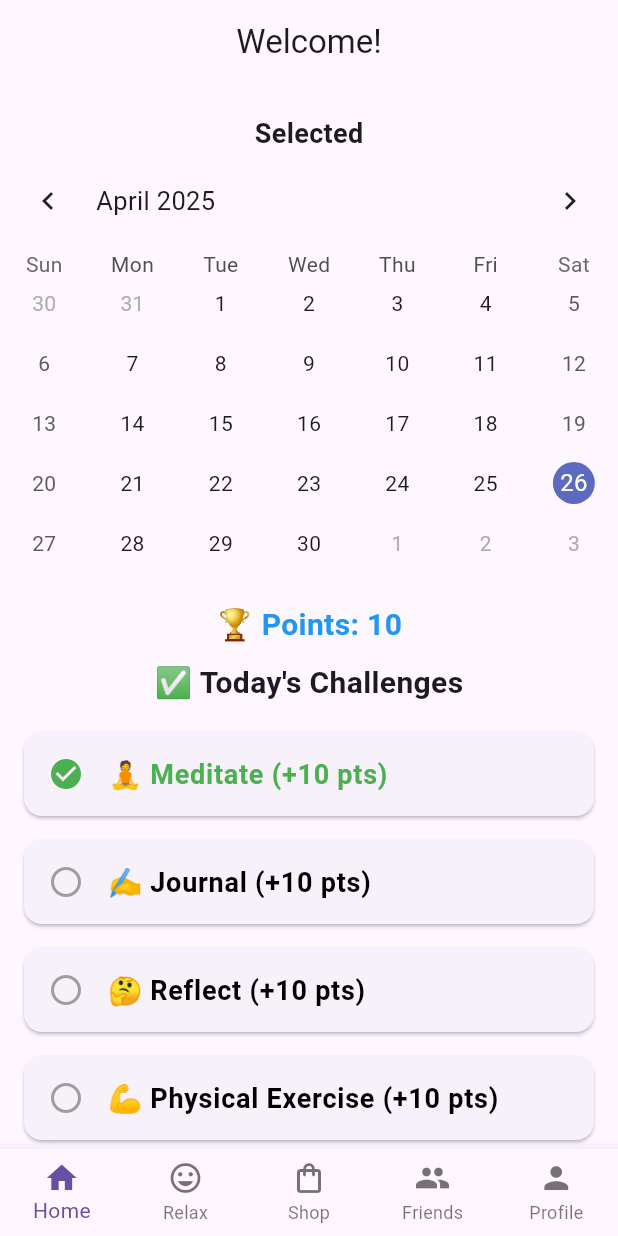
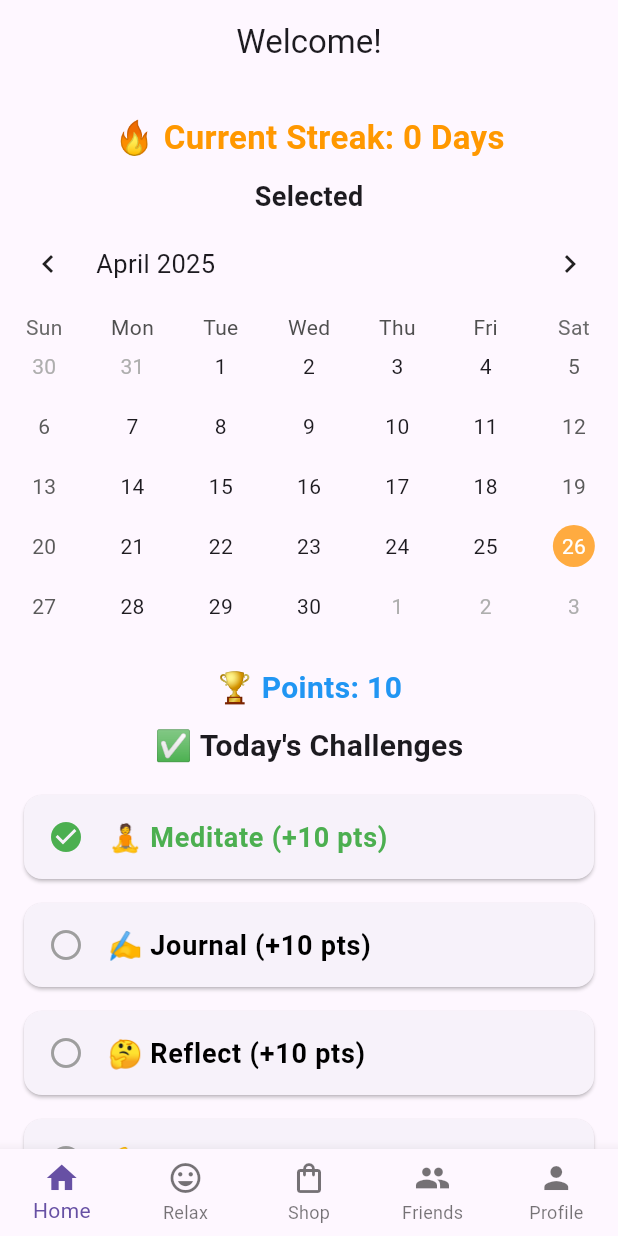
Before and after one commit to CSC-3380-Spring-2025/Team-15, a Flutter app: the MainScreen screen opened directly, after a tap on an icon or button, on a phone screen of 412 x 824 dp. Run offline on Flutter 3.47's test engine with Material 3 defaults, Android fonts, the phone set to English and light mode, and no system bars; drawn by our look-alikes of table_calendar; our stand-ins replace audioplayers, cloud_firestore, firebase_auth, firebase_core; accounts and stored records are empty.

Commit message:
Added streak counter to home page

```diff
--- a/fortis/lib/main.dart
+++ b/fortis/lib/main.dart
@@ -50,6 +50,8 @@ class _MainScreenState extends State<MainScreen> {
 
   int _totalPoints = 0;
   bool _isLoading = true;
+  Map<DateTime, bool> completedDays = {};
+  int _currentStreak = 0; // 🔥 Track streak
 
   @override
   void initState() {
@@ -60,6 +62,7 @@ class _MainScreenState extends State<MainScreen> {
   Future<void> _loadData() async {
     await _loadTotalPoints();
     await _loadChallengesForDate(today);
+    _calculateStreak(); // 🔥 Recalculate streak after loading
 
     setState(() {
       _isLoading = false;
@@ -87,8 +90,7 @@ class _MainScreenState extends State<MainScreen> {
       final user = _auth.currentUser;
       if (user != null) {
         String dateString = "${date.year}-${date.month}-${date.day}";
-        final doc =
-            await _firestore
+        final doc = await _firestore
             .collection('users')
             .doc(user.uid)
             .collection('dailyChallenges')
@@ -97,8 +99,15 @@ class _MainScreenState extends State<MainScreen> {
 
         if (doc.exists && doc.data() != null) {
           List<dynamic> challenges = doc.data()?['challenges'] ?? [];
+          bool dayCompleted = doc.data()?['dayCompleted'] ?? false;
+          DateTime normalizedDate = DateTime(date.year, date.month, date.day);
+
           setState(() {
             todayChallenges = List<Map<String, dynamic>>.from(challenges);
+            completedDays = {
+              ...completedDays,
+              normalizedDate: dayCompleted,
+            };
           });
         }
       }
@@ -106,10 +115,6 @@ class _MainScreenState extends State<MainScreen> {
       print('Error loading challenges: $e');
     }
   }
-
-  int get dailyPoints => todayChallenges
-      .where((c) => c["completed"])
-      .fold<int>(0, (sum, c) => sum + (c["points"] as int));
 
   void toggleChallenge(int index) async {
     final user = _auth.currentUser;
@@ -123,27 +128,41 @@ class _MainScreenState extends State<MainScreen> {
     });
 
     int pointChange = wasCompleted ? -challengePoints : challengePoints;
-    setState(() {
-      _totalPoints += pointChange;
-    });
 
     try {
       String dateString = "${today.year}-${today.month}-${today.day}";
+      bool allCompleted = todayChallenges.every((c) => c["completed"]);
+      DateTime normalizedToday = DateTime(today.year, today.month, today.day);
+
       await _firestore
           .collection('users')
           .doc(user.uid)
           .collection('dailyChallenges')
           .doc(dateString)
-          .set({'date': dateString, 'challenges': todayChallenges});
+          .set({
+            'date': dateString,
+            'challenges': todayChallenges,
+            'dayCompleted': allCompleted,
+          });
 
       await _firestore.collection('users').doc(user.uid).set({
-        'points': _totalPoints,
+        'points': _totalPoints + pointChange,
       }, SetOptions(merge: true));
+
+      setState(() {
+        _totalPoints += pointChange;
+        completedDays = {
+          ...completedDays,
+          normalizedToday: allCompleted,
+        };
+      });
+
+      _calculateStreak(); // 🔥 Recalculate streak after toggling
+
     } catch (e) {
       print('Error saving data: $e');
       setState(() {
         todayChallenges[index]["completed"] = wasCompleted;
-        _totalPoints -= pointChange;
       });
     }
   }
@@ -161,6 +180,27 @@ class _MainScreenState extends State<MainScreen> {
     });
   }
 
+  void _calculateStreak() {
+    int streak = 0;
+    DateTime day = DateTime.now();
+
+    while (true) {
+      DateTime normalizedDay = DateTime(day.year, day.month, day.day);
+      bool? completed = completedDays[normalizedDay];
+
+      if (completed == true) {
+        streak += 1;
+        day = day.subtract(const Duration(days: 1));
+      } else {
+        break;
+      }
+    }
+
+    setState(() {
+      _currentStreak = streak;
+    });
+  }
+
   @override
   Widget build(BuildContext context) {
     final List<Widget> pages = [
@@ -172,6 +212,8 @@ class _MainScreenState extends State<MainScreen> {
               onToggle: toggleChallenge,
               onDaySelected: changeDay,
               points: _totalPoints,
+              completedDays: completedDays,
+              streak: _currentStreak, // 🔥 Pass streak
             ),
       const RelaxPage(),
       const ShopPage(),
@@ -196,10 +238,7 @@ class _MainScreenState extends State<MainScreen> {
         items: const [
           BottomNavigationBarItem(icon: Icon(Icons.home), label: 'Home'),
           BottomNavigationBarItem(icon: Icon(Icons.tag_faces), label: 'Relax'),
-          BottomNavigationBarItem(
-            icon: Icon(Icons.shopping_bag_outlined),
-            label: 'Shop',
-          ),
+          BottomNavigationBarItem(icon: Icon(Icons.shopping_bag_outlined), label: 'Shop'),
           BottomNavigationBarItem(icon: Icon(Icons.group), label: 'Friends'),
           BottomNavigationBarItem(icon: Icon(Icons.person), label: 'Profile'),
         ],
--- a/fortis/lib/pages/home.dart
+++ b/fortis/lib/pages/home.dart
@@ -7,6 +7,8 @@ class HomePage extends StatelessWidget {
   final int points;
   final void Function(int index) onToggle;
   final void Function(DateTime selectedDay) onDaySelected;
+  final Map<DateTime, bool> completedDays;
+  final int streak;
 
   const HomePage({
     super.key,
@@ -15,15 +17,28 @@ class HomePage extends StatelessWidget {
     required this.points,
     required this.onToggle,
     required this.onDaySelected,
+    required this.completedDays,
+    required this.streak,
   });
 
   @override
   Widget build(BuildContext context) {
+    final bool isToday = isSameDay(today, DateTime.now());
+
     return Scaffold(
       appBar: AppBar(title: const Text('Welcome!'), centerTitle: true),
       body: Column(
         children: [
           const SizedBox(height: 20),
+          Text(
+            "🔥 Current Streak: $streak Day${streak == 1 ? '' : 's'}",
+            style: const TextStyle(
+              fontSize: 22,
+              fontWeight: FontWeight.bold,
+              color: Colors.orange,
+            ),
+          ),
+          const SizedBox(height: 10),
           Text(
             "Selected Date: ${today.toLocal()}".split(' ')[0],
             style: const TextStyle(fontSize: 18, fontWeight: FontWeight.bold),
@@ -35,8 +50,102 @@ class HomePage extends StatelessWidget {
             firstDay: DateTime.utc(2010, 1, 1),
             lastDay: DateTime.utc(2030, 12, 31),
             selectedDayPredicate: (day) => isSameDay(today, day),
-            onDaySelected: (selectedDay, focusedDay) =>
-                onDaySelected(selectedDay),
+            onDaySelected: (selectedDay, focusedDay) => onDaySelected(selectedDay),
+            calendarBuilders: CalendarBuilders(
+              defaultBuilder: (context, day, focusedDay) {
+                final normalizedDay = DateTime(day.year, day.month, day.day);
+                final isCompleted = completedDays[normalizedDay] ?? false;
+
+                if (isCompleted) {
+                  return Container(
+                    margin: const EdgeInsets.all(6.0),
+                    alignment: Alignment.center,
+                    decoration: BoxDecoration(
+                      color: Colors.green,
+                      shape: BoxShape.circle,
+                    ),
+                    child: Text(
+                      '${day.day}',
+                      style: const TextStyle(
+                        color: Colors.white,
+                        fontWeight: FontWeight.bold,
+                      ),
+                    ),
+                  );
+                }
+                return null;
+              },
+              todayBuilder: (context, day, focusedDay) {
+                final normalizedDay = DateTime(day.year, day.month, day.day);
+                final isCompleted = completedDays[normalizedDay] ?? false;
+
+                if (isCompleted) {
+                  return Container(
+                    margin: const EdgeInsets.all(6.0),
+                    alignment: Alignment.center,
+                    decoration: BoxDecoration(
+                      color: Colors.green,
+                      shape: BoxShape.circle,
+                    ),
+                    child: Text(
+                      '${day.day}',
+                      style: const TextStyle(
+                        color: Colors.white,
+                        fontWeight: FontWeight.bold,
+                      ),
+                    ),
+                  );
+                }
+
+                return Container(
+                  margin: const EdgeInsets.all(6.0),
+                  alignment: Alignment.center,
+                  decoration: BoxDecoration(
+                    color: Colors.blueAccent,
+                    shape: BoxShape.circle,
+                  ),
+                  child: Text(
+                    '${day.day}',
+                    style: const TextStyle(color: Colors.white),
+                  ),
+                );
+              },
+              selectedBuilder: (context, day, focusedDay) {
+                final normalizedDay = DateTime(day.year, day.month, day.day);
+                final isCompleted = completedDays[normalizedDay] ?? false;
+
+                if (isCompleted) {
+                  return Container(
+                    margin: const EdgeInsets.all(6.0),
+                    alignment: Alignment.center,
+                    decoration: BoxDecoration(
+                      color: Colors.green.shade700,
+                      shape: BoxShape.circle,
+                    ),
+                    child: Text(
+                      '${day.day}',
+                      style: const TextStyle(
+                        color: Colors.white,
+                        fontWeight: FontWeight.bold,
+                      ),
+                    ),
+                  );
+                }
+
+                return Container(
+                  margin: const EdgeInsets.all(6.0),
+                  alignment: Alignment.center,
+                  decoration: BoxDecoration(
+                    color: Colors.orangeAccent,
+                    shape: BoxShape.circle,
+                  ),
+                  child: Text(
+                    '${day.day}',
+                    style: const TextStyle(color: Colors.white),
+                  ),
+                );
+              },
+            ),
           ),
           const SizedBox(height: 20),
           Text(
@@ -59,10 +168,7 @@ class HomePage extends StatelessWidget {
               itemBuilder: (context, index) {
                 var challenge = challenges[index];
                 return Card(
-                  margin: const EdgeInsets.symmetric(
-                    horizontal: 16,
-                    vertical: 8,
-                  ),
+                  margin: const EdgeInsets.symmetric(horizontal: 16, vertical: 8),
                   shape: RoundedRectangleBorder(
                     borderRadius: BorderRadius.circular(12),
                   ),
@@ -78,11 +184,23 @@ class HomePage extends StatelessWidget {
                       style: TextStyle(
                         fontSize: 18,
                         fontWeight: FontWeight.bold,
-                        color:
-                            challenge["completed"] ? Colors.green : Colors.black,
+                        color: challenge["completed"]
+                            ? Colors.green
+                            : (isToday ? Colors.black : Colors.grey),
                       ),
                     ),
-                    onTap: () => onToggle(index),
+                    onTap: () {
+                      if (isToday) {
+                        onToggle(index);
+                      } else {
+                        ScaffoldMessenger.of(context).showSnackBar(
+                          const SnackBar(
+                            content: Text("You can only complete today's challenges!"),
+                            duration: Duration(seconds: 2),
+                          ),
+                        );
+                      }
+                    },
                   ),
                 );
               },
```
Lines whose indentation alone changed are shown as unchanged.
